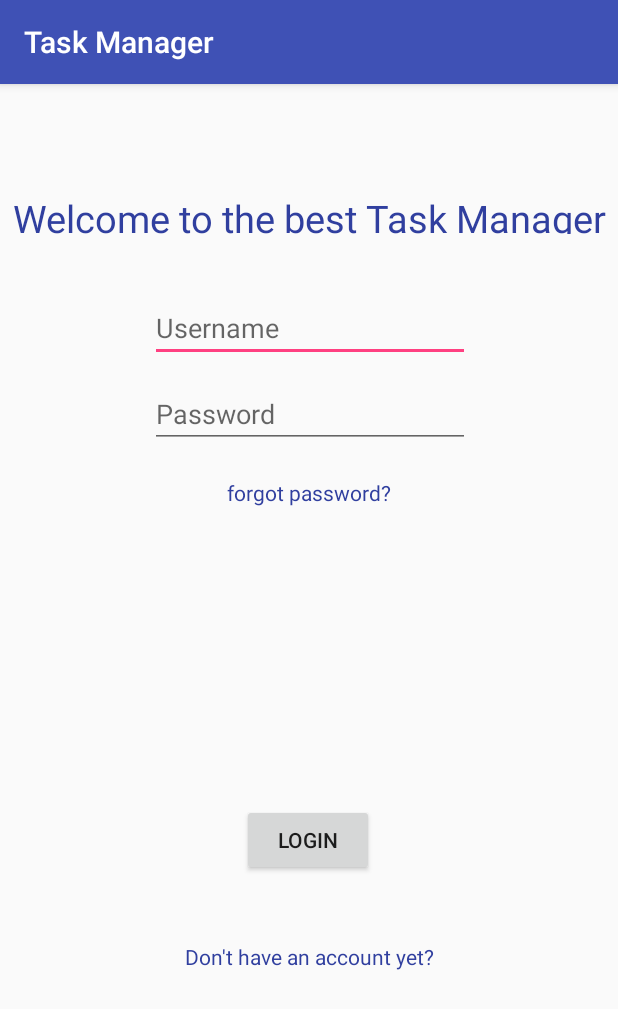
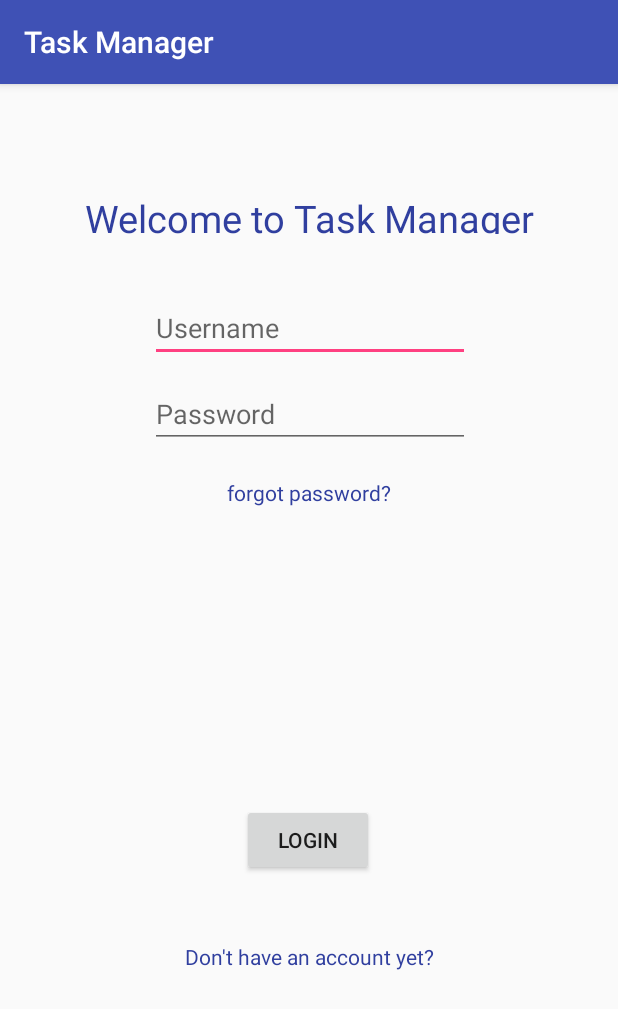
Before and after one commit to SudoKudo/Task-Manager, an Android app: the screen it shows after launch (LoginActivity), on a phone screen of 412 x 824 dp. Shown: the top 1009 px of the screen. Run offline under Robolectric (Android 15) with nearby library versions, the phone set to English and light mode, and no system bars; our stand-ins replace Volley.

Commit message:
reverted test change

```diff
--- a/Mobile App/Task Manager/app/src/main/res/layout/activity_login.xml
+++ b/Mobile App/Task Manager/app/src/main/res/layout/activity_login.xml
@@ -10,7 +10,7 @@
         android:id="@+id/WCTitle"
         android:layout_width="wrap_content"
         android:layout_height="28dp"
-        android:text="Welcome to the best Task Manager"
+        android:text="Welcome to Task Manager"
         android:textColor="@color/colorPrimaryDark"
         android:textSize="25sp"
         app:layout_constraintBottom_toBottomOf="parent"
```
